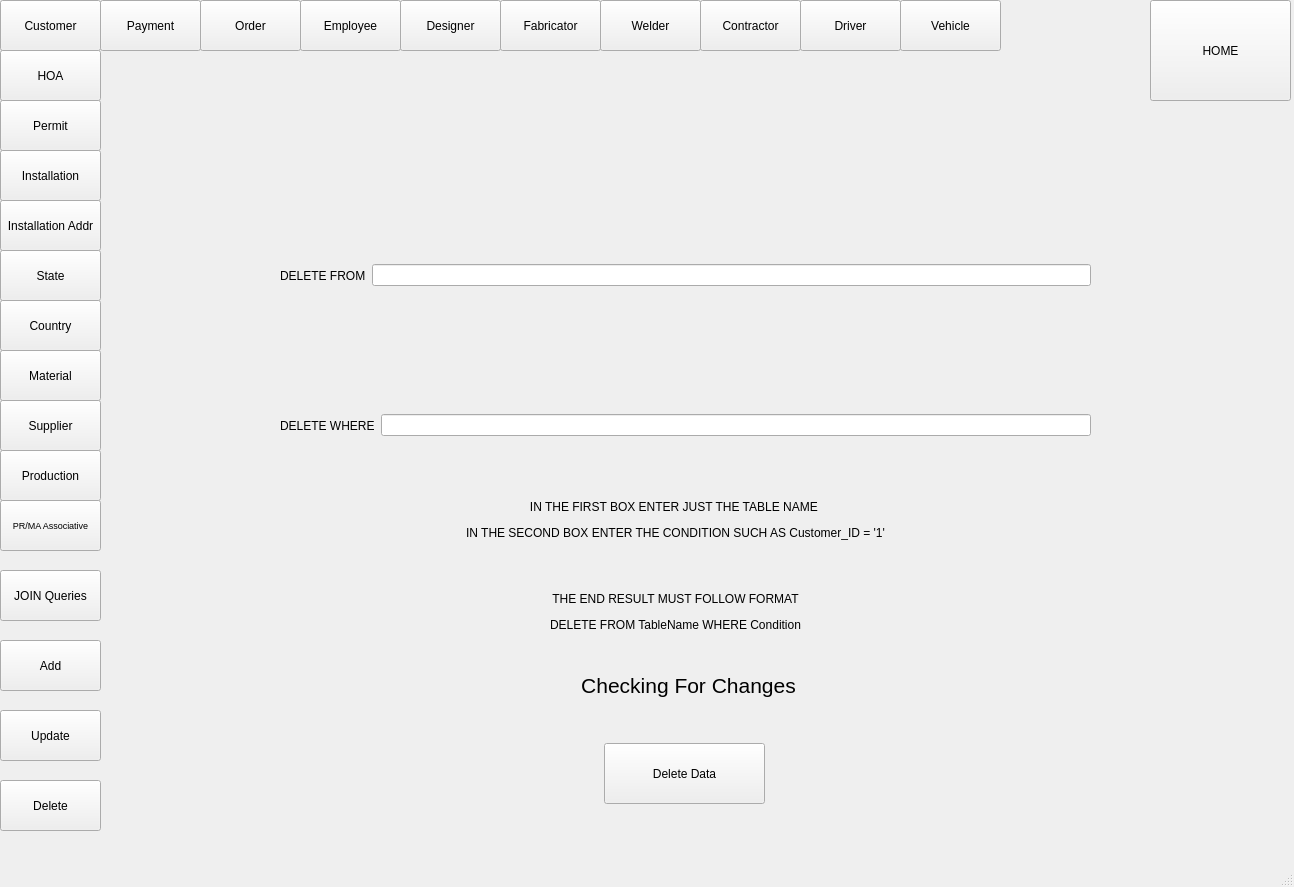
First picture: the form in GUI/MainWindow.ui, repository AMediumRamen/UPDATED-New-Modern-Sign-database-project-WITH-GUI-, before the edit.
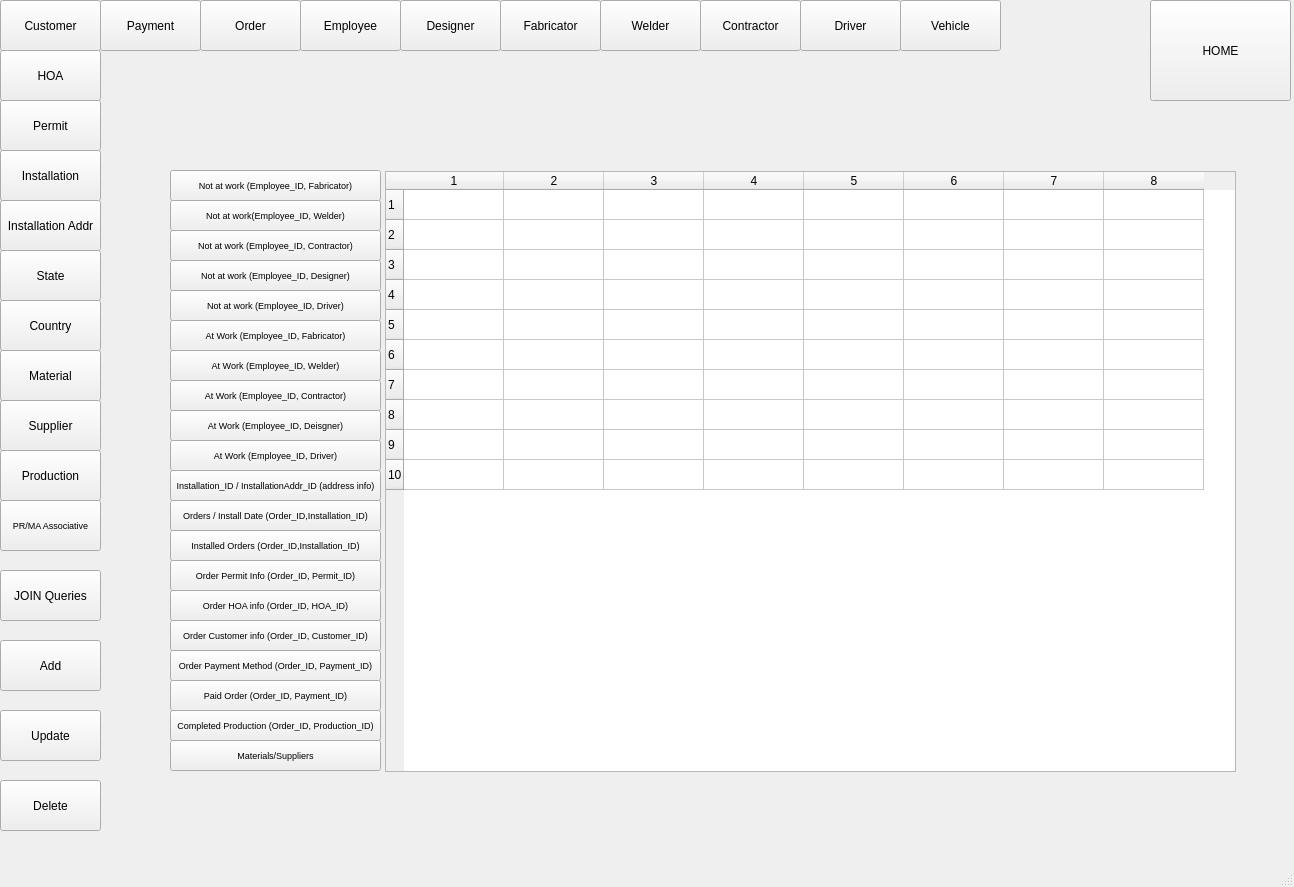
Second picture: the form after the edit.

Patch:
```diff
--- a/GUI/MainWindow.ui
+++ b/GUI/MainWindow.ui
@@ -334,14 +334,14 @@
    <widget class="QStackedWidget" name="stackedWidget">
     <property name="geometry">
      <rect>
-      <x>170</x>
-      <y>170</y>
-      <width>1011</width>
-      <height>651</height>
+      <x>150</x>
+      <y>120</y>
+      <width>1091</width>
+      <height>721</height>
      </rect>
     </property>
     <property name="currentIndex">
-     <number>3</number>
+     <number>4</number>
     </property>
     <widget class="QWidget" name="Home_page">
      <widget class="QLabel" name="label">
@@ -678,6 +678,402 @@
       </property>
      </widget>
     </widget>
+    <widget class="QWidget" name="JOIN_page">
+     <widget class="QPushButton" name="NotAtWorkFabricator">
+      <property name="geometry">
+       <rect>
+        <x>20</x>
+        <y>50</y>
+        <width>211</width>
+        <height>31</height>
+       </rect>
+      </property>
+      <property name="font">
+       <font>
+        <pointsize>7</pointsize>
+       </font>
+      </property>
+      <property name="text">
+       <string>Not at work (Employee_ID, Fabricator)</string>
+      </property>
+     </widget>
+     <widget class="QPushButton" name="NotAtWorkWelder">
+      <property name="geometry">
+       <rect>
+        <x>20</x>
+        <y>80</y>
+        <width>211</width>
+        <height>31</height>
+       </rect>
+      </property>
+      <property name="font">
+       <font>
+        <pointsize>7</pointsize>
+       </font>
+      </property>
+      <property name="text">
+       <string>Not at work(Employee_ID, Welder)</string>
+      </property>
+     </widget>
+     <widget class="QPushButton" name="NotAtWorkContractor">
+      <property name="geometry">
+       <rect>
+        <x>20</x>
+        <y>110</y>
+        <width>211</width>
+        <height>31</height>
+       </rect>
+      </property>
+      <property name="font">
+       <font>
+        <pointsize>7</pointsize>
+       </font>
+      </property>
+      <property name="text">
+       <string>Not at work (Employee_ID, Contractor)</string>
+      </property>
+     </widget>
+     <widget class="QPushButton" name="NotAtWorkDesigner">
+      <property name="geometry">
+       <rect>
+        <x>20</x>
+        <y>140</y>
+        <width>211</width>
+        <height>31</height>
+       </rect>
+      </property>
+      <property name="font">
+       <font>
+        <pointsize>7</pointsize>
+       </font>
+      </property>
+      <property name="text">
+       <string>Not at work (Employee_ID, Designer)</string>
+      </property>
+     </widget>
+     <widget class="QPushButton" name="NotAtWorkDriver">
+      <property name="geometry">
+       <rect>
+        <x>20</x>
+        <y>170</y>
+        <width>211</width>
+        <height>31</height>
+       </rect>
+      </property>
+      <property name="font">
+       <font>
+        <pointsize>7</pointsize>
+       </font>
+      </property>
+      <property name="text">
+       <string>Not at work (Employee_ID, Driver)</string>
+      </property>
+     </widget>
+     <widget class="QPushButton" name="AtWorkFabricator">
+      <property name="geometry">
+       <rect>
+        <x>20</x>
+        <y>200</y>
+        <width>211</width>
+        <height>31</height>
+       </rect>
+      </property>
+      <property name="font">
+       <font>
+        <pointsize>7</pointsize>
+       </font>
+      </property>
+      <property name="text">
+       <string>At Work (Employee_ID, Fabricator)</string>
+      </property>
+     </widget>
+     <widget class="QPushButton" name="AtWorkWelder">
+      <property name="geometry">
+       <rect>
+        <x>20</x>
+        <y>230</y>
+        <width>211</width>
+        <height>31</height>
+       </rect>
+      </property>
+      <property name="font">
+       <font>
+        <pointsize>7</pointsize>
+       </font>
+      </property>
+      <property name="text">
+       <string>At Work (Employee_ID, Welder)</string>
+      </property>
+     </widget>
+     <widget class="QPushButton" name="AtWorkContractor">
+      <property name="geometry">
+       <rect>
+        <x>20</x>
+        <y>260</y>
+        <width>211</width>
+        <height>31</height>
+       </rect>
+      </property>
+      <property name="font">
+       <font>
+        <pointsize>7</pointsize>
+       </font>
+      </property>
+      <property name="text">
+       <string>At Work (Employee_ID, Contractor)</string>
+      </property>
+     </widget>
+     <widget class="QPushButton" name="AtWorkDesigner">
+      <property name="geometry">
+       <rect>
+        <x>20</x>
+        <y>290</y>
+        <width>211</width>
+        <height>31</height>
+       </rect>
+      </property>
+      <property name="font">
+       <font>
+        <pointsize>7</pointsize>
+       </font>
+      </property>
+      <property name="text">
+       <string>At Work (Employee_ID, Deisgner)</string>
+      </property>
+     </widget>
+     <widget class="QPushButton" name="AtWorkDriver">
+      <property name="geometry">
+       <rect>
+        <x>20</x>
+        <y>320</y>
+        <width>211</width>
+        <height>31</height>
+       </rect>
+      </property>
+      <property name="font">
+       <font>
+        <pointsize>7</pointsize>
+       </font>
+      </property>
+      <property name="text">
+       <string>At Work (Employee_ID, Driver)</string>
+      </property>
+     </widget>
+     <widget class="QPushButton" name="AddressInfo">
+      <property name="geometry">
+       <rect>
+        <x>20</x>
+        <y>350</y>
+        <width>211</width>
+        <height>31</height>
+       </rect>
+      </property>
+      <property name="font">
+       <font>
+        <pointsize>7</pointsize>
+       </font>
+      </property>
+      <property name="text">
+       <string>Installation_ID / InstallationAddr_ID (address info)</string>
+      </property>
+     </widget>
+     <widget class="QPushButton" name="ProjectedInstallDate">
+      <property name="geometry">
+       <rect>
+        <x>20</x>
+        <y>380</y>
+        <width>211</width>
+        <height>31</height>
+       </rect>
+      </property>
+      <property name="font">
+       <font>
+        <pointsize>7</pointsize>
+       </font>
+      </property>
+      <property name="text">
+       <string>Orders / Install Date (Order_ID,Installation_ID)</string>
+      </property>
+     </widget>
+     <widget class="QPushButton" name="InstalledOrders">
+      <property name="geometry">
+       <rect>
+        <x>20</x>
+        <y>410</y>
+        <width>211</width>
+        <height>31</height>
+       </rect>
+      </property>
+      <property name="font">
+       <font>
+        <pointsize>7</pointsize>
+       </font>
+      </property>
+      <property name="text">
+       <string>Installed Orders (Order_ID,Installation_ID)</string>
+      </property>
+     </widget>
+     <widget class="QPushButton" name="OrderPermitInfo">
+      <property name="geometry">
+       <rect>
+        <x>20</x>
+        <y>440</y>
+        <width>211</width>
+        <height>31</height>
+       </rect>
+      </property>
+      <property name="font">
+       <font>
+        <pointsize>7</pointsize>
+       </font>
+      </property>
+      <property name="text">
+       <string>Order Permit Info (Order_ID, Permit_ID)</string>
+      </property>
+     </widget>
+     <widget class="QPushButton" name="OrderHOAInfo">
+      <property name="geometry">
+       <rect>
+        <x>20</x>
+        <y>470</y>
+        <width>211</width>
+        <height>31</height>
+       </rect>
+      </property>
+      <property name="font">
+       <font>
+        <pointsize>7</pointsize>
+       </font>
+      </property>
+      <property name="text">
+       <string>Order HOA info (Order_ID, HOA_ID)</string>
+      </property>
+     </widget>
+     <widget class="QPushButton" name="OrderCustomerInfo">
+      <property name="geometry">
+       <rect>
+        <x>20</x>
+        <y>500</y>
+        <width>211</width>
+        <height>31</height>
+       </rect>
+      </property>
+      <property name="font">
+       <font>
+        <pointsize>7</pointsize>
+       </font>
+      </property>
+      <property name="text">
+       <string>Order Customer info (Order_ID, Customer_ID)</string>
+      </property>
+     </widget>
+     <widget class="QPushButton" name="OrderPaymentMethod">
+      <property name="geometry">
+       <rect>
+        <x>20</x>
+        <y>530</y>
+        <width>211</width>
+        <height>31</height>
+       </rect>
+      </property>
+      <property name="font">
+       <font>
+        <pointsize>7</pointsize>
+       </font>
+      </property>
+      <property name="text">
+       <string>Order Payment Method (Order_ID, Payment_ID)</string>
+      </property>
+     </widget>
+     <widget class="QPushButton" name="PaidOrder">
+      <property name="geometry">
+       <rect>
+        <x>20</x>
+        <y>560</y>
+        <width>211</width>
+        <height>31</height>
+       </rect>
+      </property>
+      <property name="font">
+       <font>
+        <pointsize>7</pointsize>
+       </font>
+      </property>
+      <property name="text">
+       <string>Paid Order (Order_ID, Payment_ID)</string>
+      </property>
+     </widget>
+     <widget class="QPushButton" name="CompletedProduction">
+      <property name="geometry">
+       <rect>
+        <x>20</x>
+        <y>590</y>
+        <width>211</width>
+        <height>31</height>
+       </rect>
+      </property>
+      <property name="font">
+       <font>
+        <pointsize>7</pointsize>
+       </font>
+      </property>
+      <property name="text">
+       <string>Completed Production (Order_ID, Production_ID)</string>
+      </property>
+     </widget>
+     <widget class="QPushButton" name="MaterialToSupplier">
+      <property name="geometry">
+       <rect>
+        <x>20</x>
+        <y>620</y>
+        <width>211</width>
+        <height>31</height>
+       </rect>
+      </property>
+      <property name="font">
+       <font>
+        <pointsize>7</pointsize>
+       </font>
+      </property>
+      <property name="text">
+       <string>Materials/Suppliers</string>
+      </property>
+     </widget>
+     <widget class="QTableWidget" name="JOINTable">
+      <property name="geometry">
+       <rect>
+        <x>235</x>
+        <y>51</y>
+        <width>851</width>
+        <height>601</height>
+       </rect>
+      </property>
+      <property name="rowCount">
+       <number>10</number>
+      </property>
+      <property name="columnCount">
+       <number>8</number>
+      </property>
+      <row/>
+      <row/>
+      <row/>
+      <row/>
+      <row/>
+      <row/>
+      <row/>
+      <row/>
+      <row/>
+      <row/>
+      <column/>
+      <column/>
+      <column/>
+      <column/>
+      <column/>
+      <column/>
+      <column/>
+      <column/>
+     </widget>
+    </widget>
     <widget class="QWidget" name="Customer_page">
      <widget class="QTableWidget" name="CustomerTable">
       <property name="geometry">
```
Left out of the diff: 2 changed lines with no effect on the pictures.
